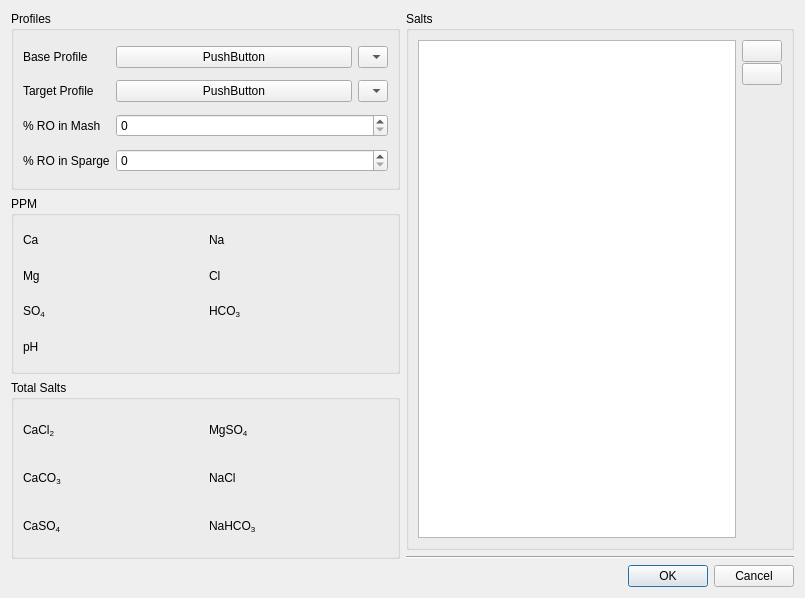
The window that ui/waterDialog.ui (Brewtarget/brewtarget) describes before a commit, drawn with Qt 5.
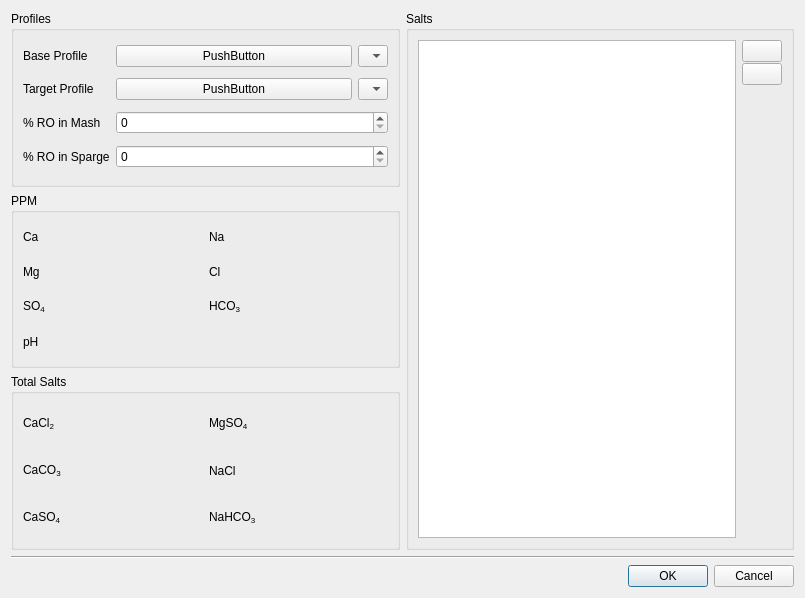
The same window after the commit. Icons and pictures are not drawn. Custom widgets are drawn as their Qt base class.

Commit message:
BtDigitWidget now does unit and scale
At least for masses and generics. So far, that's all I've needed and I
am not sure I want to add more than I need.

Most of the other changes are to make that work.

I've made some pleasing changes to WaterDialog to be more loopy. This
required a few new methods in salt and water, as well as some new
constants.

Other small bug fixes (like learning that == != !=) are included for
free.

The edit to the form file:
```diff
--- a/ui/waterDialog.ui
+++ b/ui/waterDialog.ui
@@ -51,7 +51,11 @@
            </widget>
           </item>
           <item row="2" column="1">
-           <widget class="QSpinBox" name="spinBox_mashRO"/>
+           <widget class="QSpinBox" name="spinBox_mashRO">
+            <property name="maximum">
+             <number>100</number>
+            </property>
+           </widget>
           </item>
           <item row="1" column="1">
            <layout class="QHBoxLayout" name="horizontalLayout_targetButtons">
@@ -94,7 +98,11 @@
            </widget>
           </item>
           <item row="3" column="1">
-           <widget class="QSpinBox" name="spinBox_spargeRO"/>
+           <widget class="QSpinBox" name="spinBox_spargeRO">
+            <property name="maximum">
+             <number>100</number>
+            </property>
+           </widget>
           </item>
           <item row="0" column="1">
            <layout class="QHBoxLayout" name="horizontalLayout_baseButtons" stretch="0,1">
@@ -152,7 +160,11 @@
          </property>
          <layout class="QGridLayout" name="gridLayout_ppm" rowstretch="0,0,0,0">
           <item row="0" column="3">
-           <widget class="BtDigitWidget" name="btDigit_na" native="true"/>
+           <widget class="BtGenericDigit" name="btDigit_na">
+            <property name="editField" stdset="0">
+             <string>nappm</string>
+            </property>
+           </widget>
           </item>
           <item row="0" column="0">
            <widget class="QLabel" name="label_ca">
@@ -162,7 +174,11 @@
            </widget>
           </item>
           <item row="2" column="1">
-           <widget class="BtDigitWidget" name="btDigit_so4" native="true"/>
+           <widget class="BtGenericDigit" name="btDigit_so4">
+            <property name="editField" stdset="0">
+             <string>so4ppm</string>
+            </property>
+           </widget>
           </item>
           <item row="1" column="0">
            <widget class="QLabel" name="label_mg">
@@ -172,13 +188,25 @@
            </widget>
           </item>
           <item row="0" column="1">
-           <widget class="BtDigitWidget" name="btDigit_ca" native="true"/>
+           <widget class="BtGenericDigit" name="btDigit_ca">
+            <property name="editField" stdset="0">
+             <string>cappm</string>
+            </property>
+           </widget>
           </item>
           <item row="3" column="1">
-           <widget class="BtDigitWidget" name="btDigit_ph" native="true"/>
+           <widget class="BtGenericDigit" name="btDigit_ph">
+            <property name="editField" stdset="0">
+             <string>ph</string>
+            </property>
+           </widget>
           </item>
           <item row="2" column="3">
-           <widget class="BtDigitWidget" name="btDigit_hco3" native="true"/>
+           <widget class="BtGenericDigit" name="btDigit_hco3">
+            <property name="editField" stdset="0">
+             <string>hco3ppm</string>
+            </property>
+           </widget>
           </item>
           <item row="3" column="0">
            <widget class="QLabel" name="label_pH">
@@ -209,10 +237,18 @@
            </widget>
           </item>
           <item row="1" column="1">
-           <widget class="BtDigitWidget" name="btDigit_mg" native="true"/>
+           <widget class="BtGenericDigit" name="btDigit_mg">
+            <property name="editField" stdset="0">
+             <string>mgppm</string>
+            </property>
+           </widget>
           </item>
           <item row="1" column="3">
-           <widget class="BtDigitWidget" name="btDigit_cl" native="true"/>
+           <widget class="BtGenericDigit" name="btDigit_cl">
+            <property name="editField" stdset="0">
+             <string>clppm</string>
+            </property>
+           </widget>
           </item>
           <item row="2" column="2">
            <widget class="QLabel" name="label_hco3">
@@ -238,7 +274,11 @@
            </widget>
           </item>
           <item row="0" column="1">
-           <widget class="BtDigitWidget" name="btDigit_totalcacl2" native="true"/>
+           <widget class="BtMassDigit" name="btDigit_totalcacl2">
+            <property name="editField" stdset="0">
+             <string>cacl</string>
+            </property>
+           </widget>
           </item>
           <item row="0" column="2">
            <widget class="QLabel" name="label_totalmgso4">
@@ -248,7 +288,11 @@
            </widget>
           </item>
           <item row="0" column="3">
-           <widget class="BtDigitWidget" name="btDigit_totalmgso4" native="true"/>
+           <widget class="BtMassDigit" name="btDigit_totalmgso4">
+            <property name="editField" stdset="0">
+             <string>mgso4</string>
+            </property>
+           </widget>
           </item>
           <item row="1" column="0">
            <widget class="QLabel" name="label_totalcaco3">
@@ -258,7 +302,11 @@
            </widget>
           </item>
           <item row="1" column="1">
-           <widget class="BtDigitWidget" name="btDigit_totalcaco3" native="true"/>
+           <widget class="BtMassDigit" name="btDigit_totalcaco3">
+            <property name="editField" stdset="0">
+             <string>caco3</string>
+            </property>
+           </widget>
           </item>
           <item row="1" column="2">
            <widget class="QLabel" name="label_totalnacl">
@@ -268,7 +316,11 @@
            </widget>
           </item>
           <item row="1" column="3">
-           <widget class="BtDigitWidget" name="btDigit_totalnacl" native="true"/>
+           <widget class="BtMassDigit" name="btDigit_totalnacl">
+            <property name="editField" stdset="0">
+             <string>nacl</string>
+            </property>
+           </widget>
           </item>
           <item row="2" column="0">
            <widget class="QLabel" name="label_totalcaso4">
@@ -278,7 +330,11 @@
            </widget>
           </item>
           <item row="2" column="1">
-           <widget class="BtDigitWidget" name="btDigit_totalcaso4" native="true"/>
+           <widget class="BtMassDigit" name="btDigit_totalcaso4">
+            <property name="editField" stdset="0">
+             <string>caso4</string>
+            </property>
+           </widget>
           </item>
           <item row="2" column="2">
            <widget class="QLabel" name="label_totalnahco3">
@@ -288,7 +344,11 @@
            </widget>
           </item>
           <item row="2" column="3">
-           <widget class="BtDigitWidget" name="btDigit_totalnahco3" native="true"/>
+           <widget class="BtMassDigit" name="btDigit_totalnahco3">
+            <property name="editField" stdset="0">
+             <string>nahco3</string>
+            </property>
+           </widget>
           </item>
          </layout>
         </widget>
@@ -364,17 +424,17 @@
          </layout>
         </widget>
        </item>
-       <item>
-        <widget class="Line" name="line">
-         <property name="orientation">
-          <enum>Qt::Horizontal</enum>
-         </property>
-        </widget>
-       </item>
       </layout>
      </item>
     </layout>
    </item>
+   <item>
+    <widget class="Line" name="line">
+     <property name="orientation">
+      <enum>Qt::Horizontal</enum>
+     </property>
+    </widget>
+   </item>
    <item>
     <widget class="QDialogButtonBox" name="buttonBox_save">
      <property name="focusPolicy">
@@ -402,10 +462,22 @@
    <header>WaterButton.h</header>
   </customwidget>
   <customwidget>
-   <class>BtDigitWidget</class>
-   <extends>QWidget</extends>
+   <class>BtMassLabel</class>
+   <extends>QLabel</extends>
+   <header>BtLabel.h</header>
+   <slots>
+    <signal>labelChanged(Unit::unitDisplay,Unit::unitScale)</signal>
+   </slots>
+  </customwidget>
+  <customwidget>
+   <class>BtGenericDigit</class>
+   <extends>QLabel</extends>
    <header>BtDigitWidget.h</header>
-   <container>1</container>
+  </customwidget>
+  <customwidget>
+   <class>BtMassDigit</class>
+   <extends>QLabel</extends>
+   <header>BtDigitWidget.h</header>
   </customwidget>
  </customwidgets>
  <tabstops>
```
Left out of the diff: 150 changed lines with no effect on the pictures. The commit also changes 10 other files.
